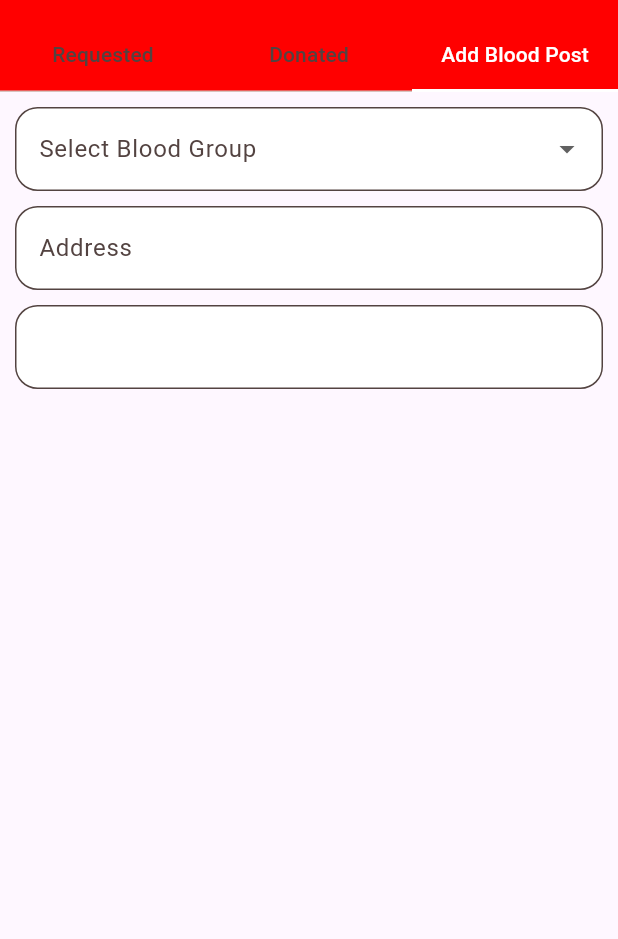
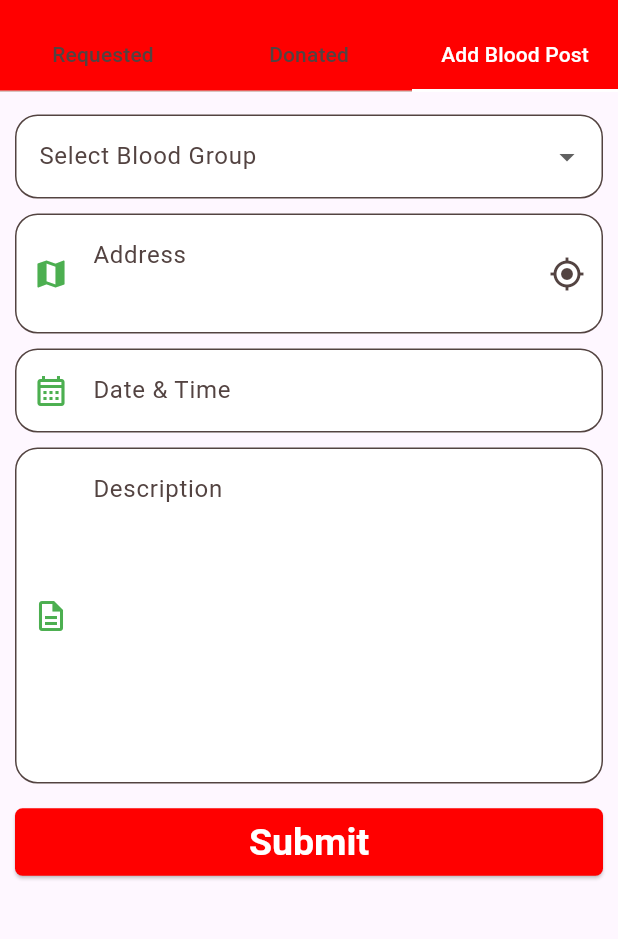
Before and after one commit to partho-debnath/donate-blood-flutter, a Flutter app: the DashboardScreen screen opened directly, tab 3 chosen, on a phone screen of 412 x 824 dp, the part 64-1003 px from its top. Run offline on Flutter 3.47's test engine with Material 3 defaults, Android fonts, the phone set to English and light mode, and no system bars; our stand-ins replace get, image_picker, intl_phone_field, location, pin_code_fields; network calls fail.

Commit message:
Add Blood post UI Updated

```diff
--- a/lib/presentation/ui/screens/add_blood_post_screen.dart
+++ b/lib/presentation/ui/screens/add_blood_post_screen.dart
@@ -1,6 +1,10 @@
 import 'dart:developer';
 
 import 'package:flutter/material.dart';
+import 'package:intl/intl.dart';
+import 'package:location/location.dart';
+
+import '../utils/gps_location.dart';
 
 class AddBloodPostScreen extends StatefulWidget {
   const AddBloodPostScreen({super.key});
@@ -11,12 +15,22 @@ class AddBloodPostScreen extends StatefulWidget {
 
 class _AddBloodPostScreenState extends State<AddBloodPostScreen> {
   final GlobalKey<FormState> form = GlobalKey<FormState>();
+  final TextEditingController _dateAndTimeTextController =
+      TextEditingController();
+  LocationData? locationData;
+
+  @override
+  void dispose() {
+    _dateAndTimeTextController.dispose();
+    super.dispose();
+  }
+
   @override
   Widget build(BuildContext context) {
     return Form(
       key: form,
       child: ListView(
-        padding: const EdgeInsets.all(10),
+        padding: const EdgeInsets.only(top: 15, left: 10, right: 10),
         children: <Widget>[
           DropdownButtonFormField(
             decoration: const InputDecoration(
@@ -44,15 +58,123 @@ class _AddBloodPostScreenState extends State<AddBloodPostScreen> {
           ),
           const SizedBox(height: 10),
           TextFormField(
+            maxLines: 2,
+            keyboardType: TextInputType.multiline,
             decoration: InputDecoration(
-              labelText: 'Address',
+              hintText: 'Address',
+              prefixIcon: const Icon(Icons.map, color: Colors.green),
+              suffixIcon: IconButton(
+                onPressed: () async {
+                  locationData = await getGpsLocation();
+                  if (locationData != null) {
+                    log('locationData $locationData');
+                    log('Latitude ${locationData!.latitude}');
+                    log('Longitude ${locationData!.longitude}');
+                  }
+                },
+                icon: const Tooltip(
+                  message: 'Tap this Icon.',
+                  child: Icon(Icons.gps_fixed),
+                ),
+              ),
             ),
+            onSaved: (newValue) {
+              log('Address: $newValue');
+            },
+            validator: (value) {
+              if (value?.isEmpty ?? true) {
+                return 'Enter your address.';
+              }
+              return null;
+            },
           ),
           const SizedBox(height: 10),
-          // alignment: Alignment.center,
-          TextFormField(),
+          TextFormField(
+            onTap: () {
+              _selectDateTime(context);
+            },
+            readOnly: true,
+            controller: _dateAndTimeTextController,
+            decoration: InputDecoration(
+              hintText: 'Date & Time',
+              prefixIcon: IconButton(
+                onPressed: () {
+                  _selectDateTime(context);
+                },
+                icon: const Icon(
+                  Icons.calendar_month_outlined,
+                  color: Colors.green,
+                ),
+              ),
+            ),
+            validator: (value) {
+              if (value?.isEmpty ?? true) {
+                return 'Select date & time.';
+              }
+              return null;
+            },
+            onSaved: (newValue) {
+              log('Date and time $newValue');
+            },
+          ),
+          const SizedBox(height: 10),
+          TextFormField(
+            maxLines: 8,
+            decoration: const InputDecoration(
+              hintText: 'Description',
+              prefixIcon: Icon(
+                Icons.description_outlined,
+                color: Colors.green,
+              ),
+            ),
+            keyboardType: TextInputType.text,
+            textInputAction: TextInputAction.next,
+            validator: (value) {
+              if (value?.isEmpty ?? true) {
+                return 'Enter descriptions.';
+              }
+              return null;
+            },
+            onSaved: (newValue) {
+              log('Description: $newValue');
+            },
+          ),
+          const SizedBox(height: 15),
+          ElevatedButton(
+            onPressed: () {
+              if (form.currentState!.validate()) {
+                form.currentState!.save();
+              } else {
+                log('---Error---');
+              }
+            },
+            child: const Text('Submit'),
+          ),
         ],
       ),
     );
   }
+
+  Future<void> _selectDateTime(BuildContext context) async {
+    final DateTime? pickedDate = await showDatePicker(
+      context: context,
+      initialDate: DateTime.now(),
+      firstDate: DateTime(2000),
+      lastDate: DateTime(2025),
+      initialEntryMode: DatePickerEntryMode.calendarOnly,
+    );
+    if (pickedDate != null && mounted == true) {
+      final TimeOfDay? pickedTime = await showTimePicker(
+        context: context,
+        initialTime: TimeOfDay.now(),
+        initialEntryMode: TimePickerEntryMode.dialOnly,
+      );
+      if (pickedTime != null) {
+        setState(() {
+          _dateAndTimeTextController.text =
+              "${DateFormat.yMMMEd().format(pickedDate)}, ${pickedTime.format(context)}";
+        });
+      }
+    }
+  }
 }
```
Also changed, not shown: lib/presentation/ui/screens/sign_up_second_screen.dart (+6 -6 lines).
